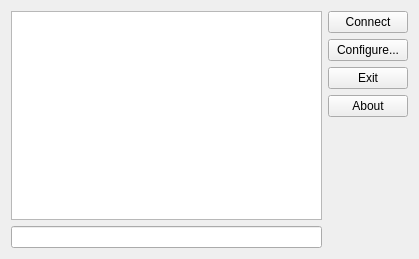
Above: client/mainwindow.ui from alu0100851700/ChatMultiusuario before the change. Below: the same form after it.
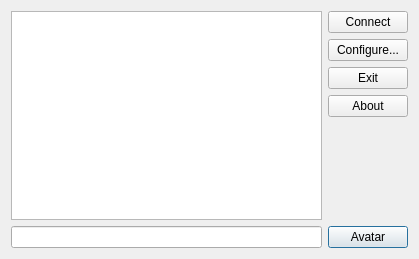
That is the form after the change.

Patch:
```diff
--- a/client/mainwindow.ui
+++ b/client/mainwindow.ui
@@ -89,6 +89,13 @@
        </property>
       </spacer>
      </item>
+     <item>
+      <widget class="QPushButton" name="Avatar">
+       <property name="text">
+        <string>Avatar</string>
+       </property>
+      </widget>
+     </item>
     </layout>
    </item>
   </layout>
```
